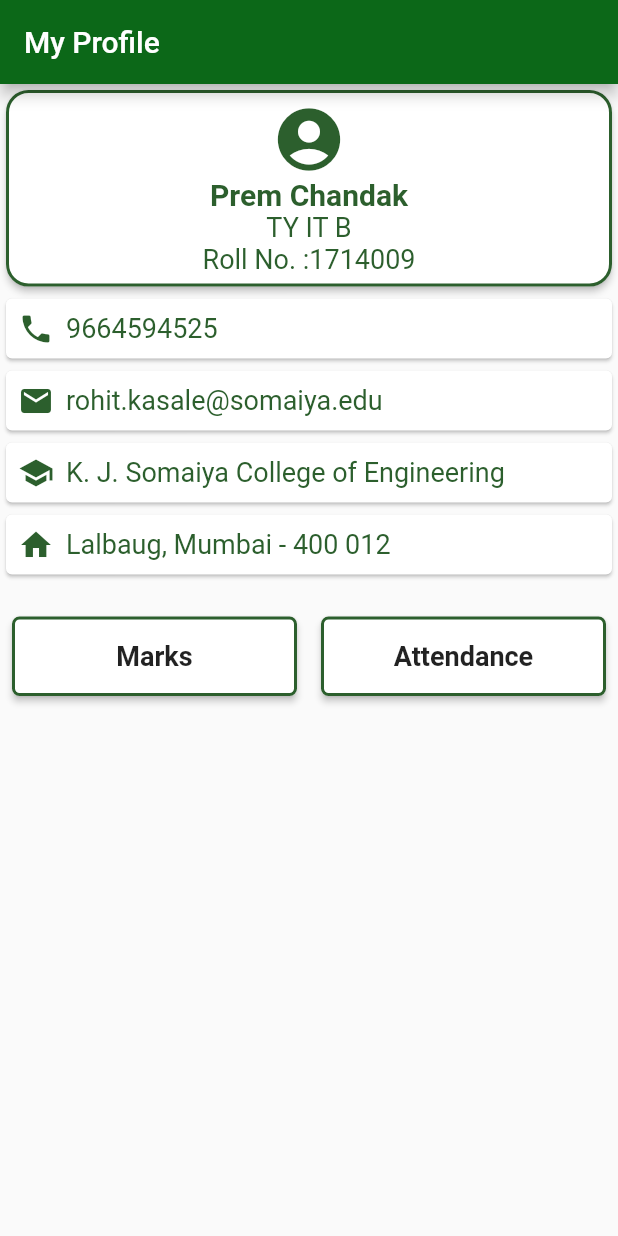
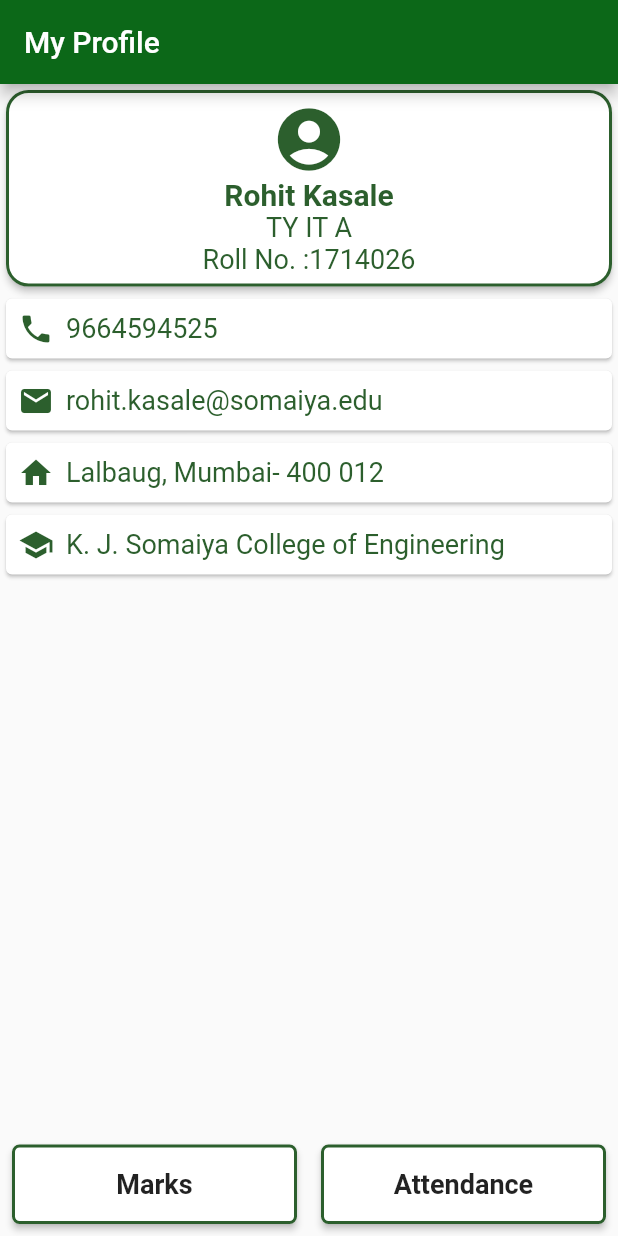
Before and after one commit to rkasale28/Flutter_Table, a Flutter app: the screen it shows after launch, on a phone screen of 412 x 824 dp. Run offline on Flutter 3.47's test engine with Material 2 defaults, Android fonts, the phone set to English and light mode, and no system bars.

Commit message:
HomePage JSON

```diff
--- a/data/student.json
+++ b/data/student.json
@@ -1,5 +1,7 @@
 {
-    "name": "Prem Chandak",
-    "rollno":1714009,
-    "branch":"TY IT B"
+    "name": "Rohit Kasale",
+    "rollno":1714026,
+    "branch":"TY IT A",
+    "info":["9664594525","rohit.kasale@somaiya.edu","Lalbaug, Mumbai- 400 012",
+        "K. J. Somaiya College of Engineering"]
 }
--- a/lib/main.dart
+++ b/lib/main.dart
@@ -26,14 +26,13 @@ class HomePage extends StatefulWidget {
 }
 
 class _HomePageState extends State<HomePage> {
-  String n,b;
-  int r;
+  Student st;
 
-  _HomePageState(){
-    loadStudent().then((val) => setState((){
-      n=val.studentName;
-      b=val.studentBranch;
-      r=val.studentRoll;
+  List icon=[Icons.local_phone,Icons.mail,Icons.home,Icons.school];
+
+  _HomePageState() {
+    loadStudent().then((val) => setState(() {
+          st = val;
         }));
   }
 
@@ -57,7 +56,7 @@ class _HomePageState extends State<HomePage> {
                     size: 50.0,
                   ),
                   Text(
-                    n,
+                    st.studentName,
                     style: TextStyle(
                       fontSize: 20,
                       color: const Color(0xff2C5F2D),
@@ -65,14 +64,14 @@ class _HomePageState extends State<HomePage> {
                     ),
                   ),
                   Text(
-                    b,
+                    st.studentBranch,
                     style: TextStyle(
                       fontSize: 18,
                       color: const Color(0xff2C5F2D),
                     ),
                   ),
                   Text(
-                    'Roll No. :'+r.toString(),
+                    'Roll No. :' + st.studentRoll.toString(),
                     style: TextStyle(
                       fontSize: 18,
                       color: const Color(0xff2C5F2D),
@@ -90,18 +89,22 @@ class _HomePageState extends State<HomePage> {
                 width: 2.0,
               )),
         ),
-        Card(
+        Expanded(
+          child: new ListView.builder(
+              itemCount: st.studentInfo.length,
+              itemBuilder: (BuildContext ctxt, int index) {
+                return new Card(
                   child: Row(
                     children: <Widget>[
                       Padding(
                         padding: const EdgeInsets.all(8.0),
                         child: Icon(
-                  Icons.local_phone,
+                          icon[index],
                           color: const Color(0xff2C5F2D),
                         ),
                       ),
                       Text(
-                '9664594525',
+                        st.studentInfo[index],
                         style: TextStyle(
                           fontSize: 18,
                           color: const Color(0xff2C5F2D),
@@ -109,66 +112,8 @@ class _HomePageState extends State<HomePage> {
                       ),
                     ],
                   ),
-        ),
-        Card(
-          child: Row(
-            children: <Widget>[
-              Padding(
-                padding: const EdgeInsets.all(8.0),
-                child: Icon(
-                  Icons.mail,
-                  color: const Color(0xff2C5F2D),
-                ),
-              ),
-              Text(
-                'rohit.kasale@somaiya.edu',
-                style: TextStyle(
-                  fontSize: 18,
-                  color: const Color(0xff2C5F2D),
-                ),
-              ),
-            ],
-          ),
-        ),
-        Card(
-          child: Row(
-            children: <Widget>[
-              Padding(
-                padding: const EdgeInsets.all(8.0),
-                child: Icon(
-                  Icons.school,
-                  color: const Color(0xff2C5F2D),
-                ),
-              ),
-              Text(
-                'K. J. Somaiya College of Engineering',
-                style: TextStyle(
-                  fontSize: 18,
-                  color: const Color(0xff2C5F2D),
-                ),
-              ),
-            ],
-          ),
-        ),
-        Card(
-          child: Row(
-            children: <Widget>[
-              Padding(
-                padding: const EdgeInsets.all(8.0),
-                child: Icon(
-                  Icons.home,
-                  color: const Color(0xff2C5F2D),
-                ),
-              ),
-              Text(
-                'Lalbaug, Mumbai - 400 012',
-                style: TextStyle(
-                  fontSize: 18,
-                  color: const Color(0xff2C5F2D),
-                ),
-              ),
-            ],
-          ),
+                );
+              }),
         ),
         Padding(
           padding: const EdgeInsets.only(top: 16.0),
@@ -234,7 +179,7 @@ class _HomePageState extends State<HomePage> {
               )
             ],
           ),
-        )
+        ),
       ]),
     );
   }
--- a/lib/student_model.dart
+++ b/lib/student_model.dart
@@ -1,17 +1,18 @@
 class Student{
-  String studentName;
+  String studentName,studentBranch;
   int studentRoll;
-  String studentBranch;
+  List studentInfo;
 
   Student({
     this.studentName,
     this.studentRoll,
-    this.studentBranch
+    this.studentBranch,
+    this.studentInfo,
  });
 
 Student.fromJson(Map<String, dynamic> parsedJson):
-      studentName= parsedJson['name'],
-      studentRoll = parsedJson['rollno'],
-      studentBranch = parsedJson ['branch'];
-
+  studentName= parsedJson['name'],
+  studentRoll = parsedJson['rollno'] as int,
+  studentBranch = parsedJson ['branch'],
+  studentInfo=parsedJson['info'] as List;
 }
```
Lines whose indentation alone changed are shown as unchanged.
